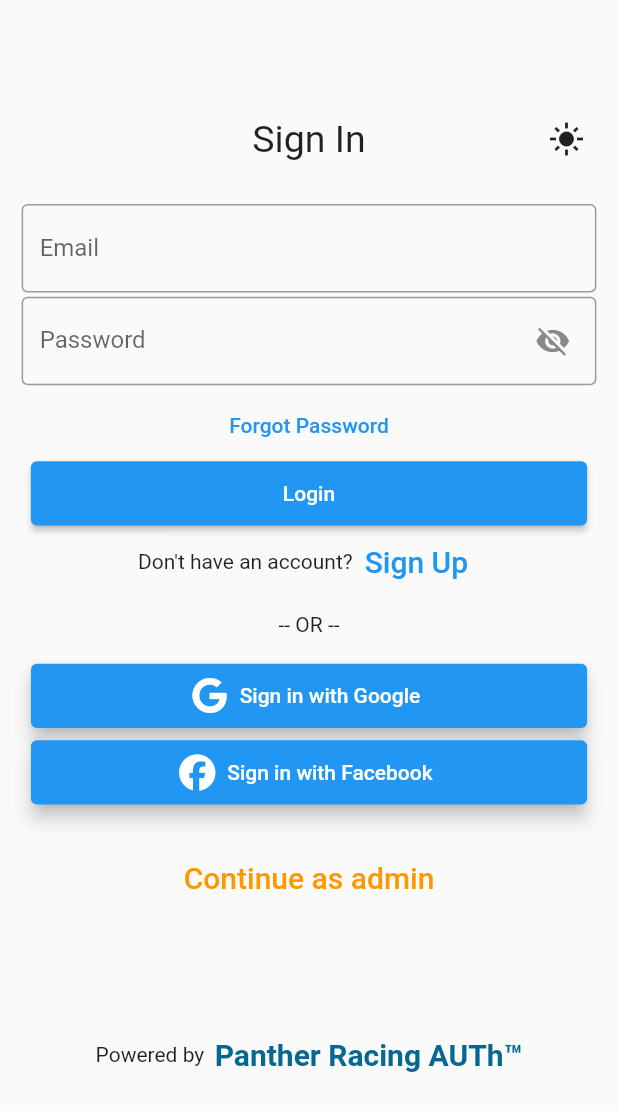
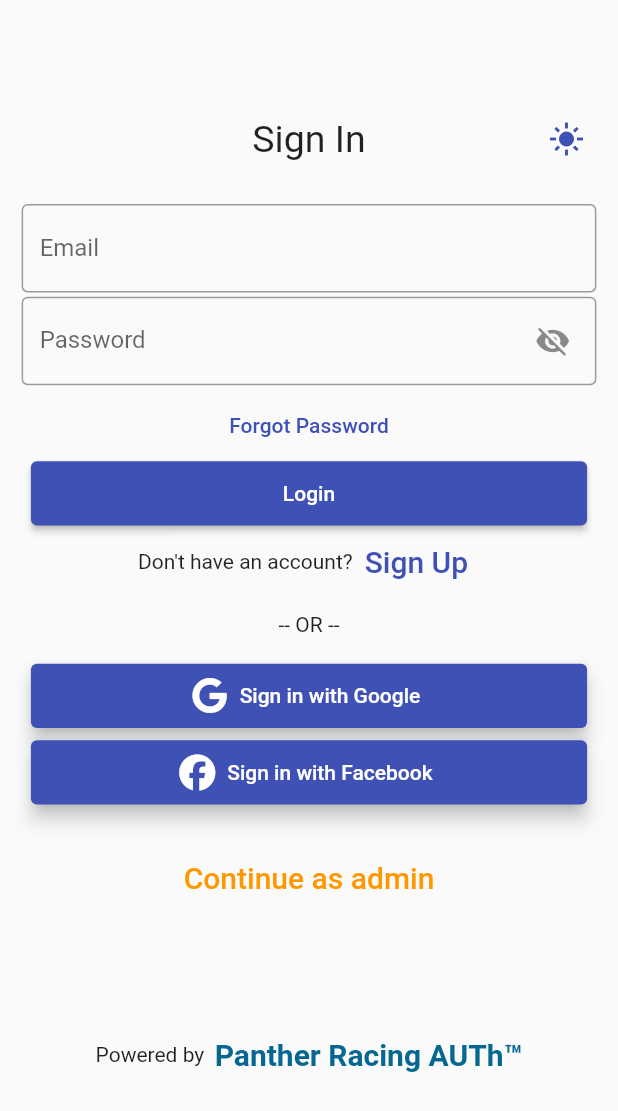
Before and after one commit to Panther-Racing-AUTh/lap-tracker, a Flutter app: the SettingsScreen screen opened by its route, after a tap on "Sign out", on a phone screen of 412 x 824 dp. Shown: the top 1111 px of the screen. Run offline on Flutter 3.47's test engine with Material 2 defaults, Android fonts, the phone set to English and light mode, and no system bars; our stand-ins replace font_awesome_flutter, supabase_flutter, video_player; missing offline and left inert: pluto_grid; accounts and stored records are empty; network calls fail.

Commit message:
Themes added and sidebar is collapsable

```diff
--- a/lib/main.dart
+++ b/lib/main.dart
@@ -27,7 +27,7 @@ class MyApp extends StatelessWidget {
     return provider.MultiProvider(
       providers: [
         provider.ChangeNotifierProvider<ThemeChanger>(
-          create: (_) => ThemeChanger(ThemeData.light()),
+          create: (_) => ThemeChanger(),
         ),
       ],
       child: MaterialAppWithTheme(),
@@ -51,7 +51,9 @@ class MaterialAppWithTheme extends StatelessWidget {
       debugShowCheckedModeBanner: false,
       initialRoute: '/',
       onGenerateRoute: RouteGenerator.generateRoute,
-      theme: theme.getTheme(),
+      theme: theme.getLightTheme(),
+      darkTheme: theme.getDarkTheme(),
+      themeMode: (theme.dark) ? ThemeMode.dark : ThemeMode.light,
     );
   }
 }
--- a/lib/providers/theme.dart
+++ b/lib/providers/theme.dart
@@ -1,14 +1,67 @@
 import 'package:flutter/material.dart';
 
 class ThemeChanger with ChangeNotifier {
-  ThemeData _themeData;
+  bool dark = false;
 
-  ThemeChanger(this._themeData);
+  ThemeData _lightTheme = lightTheme(Colors.indigo);
+  ThemeData _darkTheme = darkTheme(Colors.indigo);
 
-  getTheme() => _themeData;
+  ThemeChanger();
 
-  setTheme(ThemeData theme) {
-    _themeData = theme;
+  ThemeData getLightTheme() => _lightTheme;
+  ThemeData getDarkTheme() => _darkTheme;
+
+  ThemeMode getCurrentThemeMode() => (dark) ? ThemeMode.dark : ThemeMode.light;
+
+  switchTheme() {
+    dark = !dark;
+    notifyListeners();
+  }
+
+  setLightTheme(Color c) {
+    _lightTheme = lightTheme(c as MaterialColor);
+    notifyListeners();
+  }
+
+  setDarkTheme(Color c) {
+    _darkTheme = darkTheme(c as MaterialColor);
+    notifyListeners();
+  }
+
+  setThemeColor(Color c) {
+    setLightTheme(c);
+    setDarkTheme(c);
     notifyListeners();
   }
 }
+
+ThemeData darkTheme(MaterialColor c) => ThemeData(
+      primarySwatch: c,
+      appBarTheme: AppBarTheme(
+        brightness: Brightness.dark,
+      ),
+      brightness: Brightness.dark,
+      textTheme: TextTheme(
+        headline6: TextStyle(
+          color: Colors.white,
+        ),
+      ),
+      canvasColor: Color.fromARGB(255, 41, 40, 40),
+      accentColor: c,
+      //accentIconTheme: IconThemeData(color: Colors.white),
+      buttonColor: c,
+      cardColor: c,
+      primaryColor: c,
+      iconTheme: IconThemeData(color: Colors.white),
+    );
+
+ThemeData lightTheme(MaterialColor c) => ThemeData(
+      primarySwatch: c,
+      textTheme: TextTheme(
+        headline6: TextStyle(
+          color: Colors.black,
+        ),
+      ),
+      iconTheme: IconThemeData(color: c),
+      primaryIconTheme: IconThemeData(color: c),
+    );
--- a/lib/screens/mobile_screens/settings_screen.dart
+++ b/lib/screens/mobile_screens/settings_screen.dart
@@ -1,6 +1,5 @@
 import 'package:flutter/material.dart';
-import '../../supabase/authentication_functions.dart';
-import '../../widgets/dark_theme_switch.dart';
+import 'package:flutter_complete_guide/widgets/settings.dart';
 import '../../widgets/main_appbar.dart';
 
 class SettingsScreen extends StatelessWidget {
@@ -13,41 +12,7 @@ class SettingsScreen extends StatelessWidget {
         text: 'Settings',
         context: context,
       ),
-      body: Container(
-        height: double.infinity,
-        width: double.infinity,
-        child: Column(
-          children: [
-            SizedBox(
-              height: 30,
-            ),
-            DarkThemeSwitch(context: context),
-            SizedBox(
-              height: 40,
-            ),
-            OutlinedButton(
-              child: Text(
-                "Sign out",
-                style: TextStyle(
-                  color: Colors.red,
-                ),
-              ),
-              style: ButtonStyle(
-                shape: MaterialStateProperty.all(
-                  RoundedRectangleBorder(
-                    borderRadius: BorderRadius.circular(30.0),
-                  ),
-                ),
-              ),
-              onPressed: () {
-                signOut();
-                Navigator.of(context).popUntil((route) => route.isFirst);
-                Navigator.of(context).pushReplacementNamed('/signin');
-              },
-            )
-          ],
-        ),
-      ),
+      body: Settings(context),
     );
   }
 }
--- a/lib/widgets/block_widget.dart
+++ b/lib/widgets/block_widget.dart
@@ -38,6 +38,7 @@ Widget blockWidget({
                   Icon(
                     icon,
                     size: MediaQuery.of(context).size.height * 0.04,
+                    color: Colors.black,
                   )
                 ],
               ),
@@ -78,6 +79,7 @@ Widget blockWidget({
                   Icon(
                     icon,
                     size: MediaQuery.of(context).size.height * 0.04,
+                    color: Colors.black,
                   )
                 ],
               ),
--- a/lib/widgets/dark_theme_switch.dart
+++ b/lib/widgets/dark_theme_switch.dart
@@ -9,22 +9,21 @@ Row DarkThemeSwitch({required BuildContext context}) {
     children: [
       Icon(
         Icons.light_mode_outlined,
-        color: _themeChanger.getTheme() == ThemeData.dark()
+        color: _themeChanger.getCurrentThemeMode() == ThemeMode.dark
             ? Colors.white
             : Colors.black,
       ),
       Switch(
-        value: _themeChanger.getTheme() == ThemeData.dark(),
-        onChanged: (value) {
-          value
-              ? _themeChanger.setTheme(ThemeData.dark())
-              : _themeChanger.setTheme(ThemeData.light());
+        value: _themeChanger.getCurrentThemeMode() == ThemeMode.dark,
+        onChanged: (_) {
+          _themeChanger.switchTheme();
         },
         inactiveTrackColor: Colors.grey,
+        activeColor: _themeChanger.getLightTheme().primaryColor,
       ),
       Icon(
         Icons.dark_mode_outlined,
-        color: _themeChanger.getTheme() == ThemeData.dark()
+        color: _themeChanger.getCurrentThemeMode() == ThemeMode.dark
             ? Colors.white
             : Colors.black,
       )
--- a/lib/widgets/login.dart
+++ b/lib/widgets/login.dart
@@ -149,16 +149,14 @@ class LoginState extends State<Login> {
                 //button for theme control
                 Align(
                   child: IconButton(
-                    icon: _themeChanger.getTheme() == ThemeData.light()
+                    icon: _themeChanger.getCurrentThemeMode() == ThemeMode.light
                         ? Icon(Icons.light_mode_sharp)
                         : Icon(
                             Icons.dark_mode_sharp,
                             color: Colors.yellow,
                           ),
                     onPressed: (() {
-                      _themeChanger.getTheme() == ThemeData.light()
-                          ? _themeChanger.setTheme(ThemeData.dark())
-                          : _themeChanger.setTheme(ThemeData.light());
+                      _themeChanger.switchTheme();
                     }),
                   ),
                   alignment: Alignment.centerRight,
--- /dev/null
+++ b/lib/widgets/settings.dart
@@ -0,0 +1,128 @@
+import 'package:flutter/material.dart';
+import 'package:provider/provider.dart';
+import '../providers/theme.dart';
+import '../supabase/authentication_functions.dart';
+import 'dark_theme_switch.dart';
+
+Widget Settings(BuildContext context) {
+  final theme = Provider.of<ThemeChanger>(context);
+
+  Widget coloredBox({required Color color}) {
+    return GestureDetector(
+      child: Container(
+        height: 50,
+        width: 50,
+        color: color,
+      ),
+      onTap: () => theme.setThemeColor(color),
+    );
+  }
+
+  return Container(
+    height: double.infinity,
+    width: double.infinity,
+    child: Column(
+      children: [
+        SizedBox(
+          height: 30,
+        ),
+        DarkThemeSwitch(context: context),
+        SizedBox(
+          height: 40,
+        ),
+        OutlinedButton(
+          child: Text(
+            "Sign out",
+            style: TextStyle(
+              color: Colors.red,
+            ),
+          ),
+          style: ButtonStyle(
+            shape: MaterialStateProperty.all(
+              RoundedRectangleBorder(
+                borderRadius: BorderRadius.circular(30.0),
+              ),
+            ),
+          ),
+          onPressed: () {
+            signOut();
+            Navigator.of(context).popUntil((route) => route.isFirst);
+            Navigator.of(context).pushReplacementNamed('/signin');
+          },
+        ),
+        SizedBox(
+          height: 50,
+        ),
+        Column(
+          crossAxisAlignment: CrossAxisAlignment.center,
+          mainAxisAlignment: MainAxisAlignment.center,
+          children: [
+            Row(
+              crossAxisAlignment: CrossAxisAlignment.center,
+              mainAxisAlignment: MainAxisAlignment.center,
+              children: [
+                coloredBox(
+                  color: Colors.indigo,
+                ),
+                SizedBox(
+                  width: 10,
+                ),
+                coloredBox(
+                  color: Colors.green,
+                ),
+                SizedBox(
+                  width: 10,
+                ),
+                coloredBox(
+                  color: Colors.red,
+                ),
+                SizedBox(
+                  width: 10,
+                ),
+                coloredBox(
+                  color: Colors.blue,
+                ),
+              ],
+            ),
+            SizedBox(
+              height: 10,
+            ),
+            Row(
+              crossAxisAlignment: CrossAxisAlignment.center,
+              mainAxisAlignment: MainAxisAlignment.center,
+              children: [
+                coloredBox(
+                  color: Colors.yellow,
+                ),
+                SizedBox(
+                  width: 10,
+                ),
+                coloredBox(
+                  color: Colors.orange,
+                ),
+                SizedBox(
+                  width: 10,
+                ),
+                coloredBox(
+                  color: Colors.pink,
+                ),
+                SizedBox(
+                  width: 10,
+                ),
+                coloredBox(
+                  color: Colors.cyan,
+                ),
+                SizedBox(
+                  width: 10,
+                ),
+                coloredBox(
+                  color: Colors.lime,
+                ),
+              ],
+            ),
+          ],
+        )
+      ],
+    ),
+  );
+}
--- a/pubspec.yaml
+++ b/pubspec.yaml
@@ -33,6 +33,7 @@ dependencies:
   faker: ^2.0.0
   syncfusion_flutter_datagrid: ^20.3.60
   video_player: ^2.4.10
+  keymap: ^0.0.91
 
 
 
```
Also changed, not shown: lib/screens/desktop_screens/main_screen_desktop.dart (+74 -85 lines), lib/screens/mobile_screens/profile_screen.dart (+6 -3 lines), lib/widgets/chat_widget.dart (+18 -3 lines), lib/widgets/desktop_widgets/charts_desktop_widget.dart (+7 -2 lines), 2 other files.
